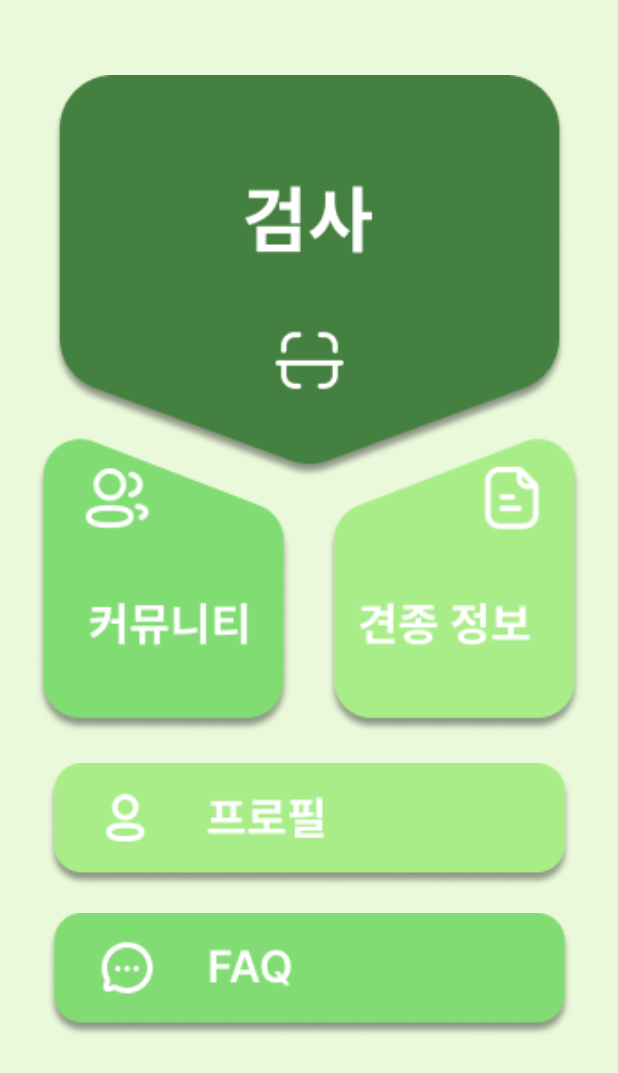
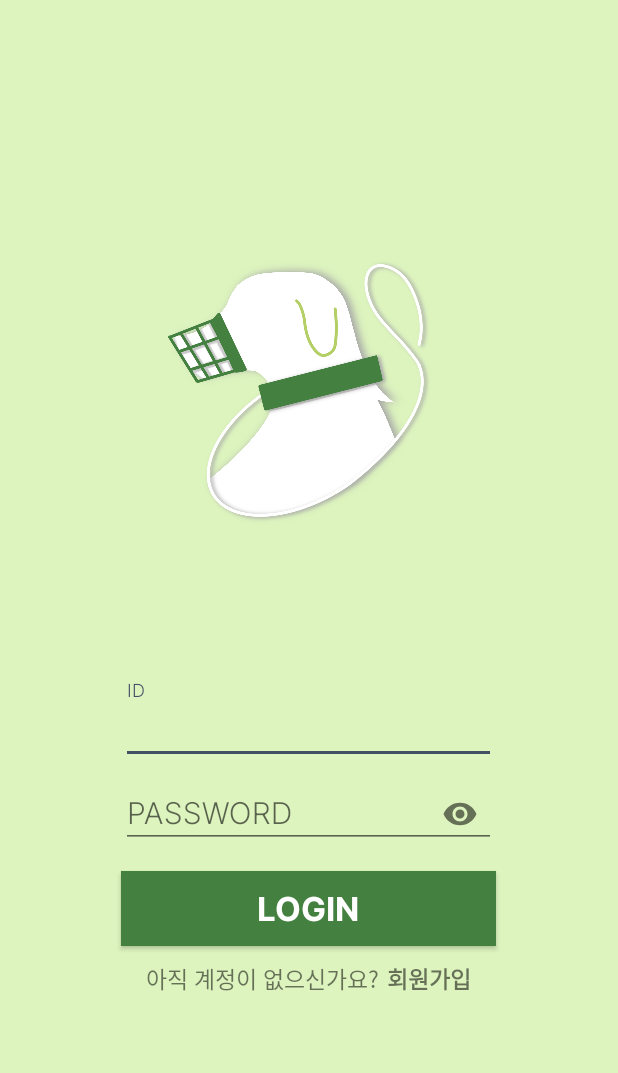
Before and after one commit to MJU-CapstoneDesign1-8team/PET-LEADER_FRONTEND, an Android app: the screen it shows after launch (HomeActivity before the commit, LoginActivity after it), on a phone screen of 412 x 824 dp. Shown: the top 1073 px of the screen. Run offline under Robolectric (Android 15) with nearby library versions, the phone set to English and light mode, and no system bars; our stand-ins replace Firebase (no records; nobody signed in at launch, a user with empty details on screens opened directly).

Commit message:
로그인, 회원가입, firebase

```diff
--- a/app/build.gradle
+++ b/app/build.gradle
@@ -2,6 +2,7 @@ apply plugin: 'com.android.application'
 apply plugin: 'kotlin-android'
 apply plugin: 'kotlin-android-extensions'
 apply plugin: 'de.undercouch.download'
+apply plugin: 'com.google.gms.google-services'
 
 android {
     compileSdkVersion 31
@@ -60,6 +61,11 @@ dependencies {
     implementation "androidx.core:core-ktx:+"
     implementation "org.jetbrains.kotlin:kotlin-stdlib-jdk7:$kotlin_version"
     implementation 'de.hdodenhof:circleimageview:3.1.0' //Circle ImageView
+
+    implementation platform('com.google.firebase:firebase-bom:30.1.0')
+    implementation 'com.google.firebase:firebase-analytics-ktx'
+    implementation 'com.google.firebase:firebase-auth-ktx'
+    implementation 'com.google.firebase:firebase-database-ktx'
 }
 repositories {
     mavenCentral()
--- a/app/src/main/java/org/tensorflow/lite/examples/detect/SplashActivity.kt
+++ b/app/src/main/java/org/tensorflow/lite/examples/detect/SplashActivity.kt
@@ -4,6 +4,7 @@ import android.content.Intent
 import androidx.appcompat.app.AppCompatActivity
 import android.os.Bundle
 import android.os.Handler
+import org.tensorflow.lite.examples.detect.login.LoginActivity
 
 class SplashActivity : AppCompatActivity() {
     override fun onCreate(savedInstanceState: Bundle?) {
@@ -11,7 +12,7 @@ class SplashActivity : AppCompatActivity() {
         setContentView(R.layout.activity_splash)
 
         Handler().postDelayed({
-            val intent = Intent(this, HomeActivity::class.java)
+            val intent = Intent(this, LoginActivity::class.java)
             startActivity(intent)
             finish()
         }, 3000)
--- /dev/null
+++ b/app/src/main/java/org/tensorflow/lite/examples/detect/login/LoginActivity.kt
@@ -0,0 +1,62 @@
+package org.tensorflow.lite.examples.detect.login
+
+import android.content.Intent
+import androidx.appcompat.app.AppCompatActivity
+import android.os.Bundle
+import android.widget.Button
+import android.widget.EditText
+import android.widget.TextView
+import android.widget.Toast
+import com.google.android.material.textfield.TextInputLayout
+import com.google.firebase.auth.FirebaseAuth
+import com.google.firebase.auth.ktx.auth
+import com.google.firebase.ktx.Firebase
+import org.tensorflow.lite.examples.detect.HomeActivity
+import org.tensorflow.lite.examples.detect.R
+
+class LoginActivity : AppCompatActivity() {
+
+    private lateinit var auth: FirebaseAuth
+
+    override fun onCreate(savedInstanceState: Bundle?) {
+
+        auth = Firebase.auth
+
+        super.onCreate(savedInstanceState)
+        setContentView(R.layout.activity_login)
+
+        val loginBtn = findViewById<Button>(R.id.loginBtn)
+        loginBtn.setOnClickListener {
+
+            val email = findViewById<EditText>(R.id.loginEditTextID)
+            val password = findViewById<EditText>(R.id.loginEditTextPassword)
+
+            auth.signInWithEmailAndPassword(email.text.toString(), password.text.toString())
+                .addOnCompleteListener(this) { task ->
+                    if (task.isSuccessful) {
+                        // Sign in success, update UI with the signed-in user's information
+                        val intent = Intent(this, HomeActivity::class.java)
+                        startActivity(intent)
+                        finish()
+                    } else {
+                        // If sign in fails, display a message to the user.
+                        Toast.makeText(baseContext, "아이디 혹은 비밀번호가 일치하지 않습니다.", Toast.LENGTH_SHORT).show()
+
+                    }
+                }
+
+        }
+
+        //회원가입으로 가는 TextView 버튼
+        val GoRegisterBtn = findViewById<TextView>(R.id.loginToJoin)
+        GoRegisterBtn.setOnClickListener {
+            val intent = Intent(this, RegisterActivity::class.java)
+            startActivity(intent)
+        }
+
+        //비밀번호 노출 토글
+        val showPassword = findViewById<TextInputLayout>(R.id.TextInputLayoutPassword)
+        showPassword.setPasswordVisibilityToggleEnabled(true)
+
+    }
+}
--- /dev/null
+++ b/app/src/main/res/layout/activity_login.xml
@@ -0,0 +1,108 @@
+<?xml version="1.0" encoding="utf-8"?>
+<androidx.constraintlayout.widget.ConstraintLayout
+    xmlns:android="http://schemas.android.com/apk/res/android"
+    xmlns:app="http://schemas.android.com/apk/res-auto"
+    xmlns:tools="http://schemas.android.com/tools"
+    android:layout_width="match_parent"
+    android:layout_height="match_parent"
+    android:background="@color/background_green"
+    tools:context=".login.LoginActivity">
+
+
+    <LinearLayout
+        android:layout_width="match_parent"
+        android:layout_height="wrap_content"
+        android:orientation="vertical"
+        app:layout_constraintBottom_toBottomOf="parent"
+        app:layout_constraintTop_toTopOf="parent">
+
+        //로고
+        <ImageView
+            android:id="@+id/loginLogo"
+            android:layout_width="200dp"
+            android:layout_height="200dp"
+            android:src="@drawable/logo"
+            android:layout_gravity="center"
+            android:layout_marginBottom="100dp" />
+
+        //Id입력칸
+        <com.google.android.material.textfield.TextInputLayout
+            android:id="@+id/TextInputLayoutID"
+            android:layout_width="wrap_content"
+            android:layout_height="wrap_content"
+            android:layout_gravity="center">
+
+            <EditText
+                android:id="@+id/loginEditTextID"
+                android:layout_width="250dp"
+                android:layout_height="45dp"
+                android:layout_gravity="center"
+                android:fontFamily="@font/interlight"
+                android:hint="ID"
+                android:textSize="20sp" />
+        </com.google.android.material.textfield.TextInputLayout>
+
+        //Password 입력칸
+        <com.google.android.material.textfield.TextInputLayout
+            android:layout_width="wrap_content"
+            android:layout_height="wrap_content"
+            android:layout_gravity="center"
+            android:id="@+id/TextInputLayoutPassword">
+
+            <EditText
+                android:id="@+id/loginEditTextPassword"
+                android:inputType="textPassword"
+                android:layout_width="250dp"
+                android:layout_height="45dp"
+                android:layout_gravity="center"
+                android:fontFamily="@font/interlight"
+                android:hint="PASSWORD"
+                android:textSize="20sp" />
+        </com.google.android.material.textfield.TextInputLayout>
+
+        //로그인 버튼
+        <Button
+            android:id="@+id/loginBtn"
+            android:layout_width="250dp"
+            android:layout_height="50dp"
+            android:layout_gravity="center"
+            android:layout_marginTop="15dp"
+            android:background="@color/main_green"
+            android:fontFamily="@font/interbold"
+            android:text="Login"
+            android:textColor="@color/white"
+            android:textSize="22dp" />
+
+        //회원가입 유도 문장
+        <LinearLayout
+            android:layout_width="wrap_content"
+            android:layout_gravity="center"
+            android:layout_height="30dp"
+            android:layout_marginTop="10dp"
+            android:orientation="horizontal">
+
+            <TextView
+                android:id="@+id/makeAccountText"
+                android:layout_width="match_parent"
+                android:layout_height="match_parent"
+                android:fontFamily="@font/intermedium"
+                android:text="아직 계정이 없으신가요?"
+                android:layout_marginRight="5dp"
+                android:textAlignment="textEnd"
+                android:textSize="15sp"/>
+
+            <TextView
+                android:id="@+id/loginToJoin"
+                android:layout_width="match_parent"
+                android:layout_height="match_parent"
+                android:fontFamily="@font/interextrabold"
+                android:text="회원가입"
+                android:textAlignment="textStart"
+                android:textSize="15sp" />
+
+        </LinearLayout>
+
+    </LinearLayout>
+
+
+</androidx.constraintlayout.widget.ConstraintLayout>
--- a/app/src/main/res/values/colors.xml
+++ b/app/src/main/res/values/colors.xml
@@ -12,4 +12,8 @@
     <color name="selection_highlight">#aaaaaa</color>
     <color name="selection_focus">#eeaa55</color>
     <color name="item_normal">#eeeeee</color>
+
+    <color name="main_green">#44803F</color>
+    <color name="background_green">#DDF4BE</color>
+
 </resources>
--- a/build.gradle
+++ b/build.gradle
@@ -15,7 +15,7 @@ buildscript {
         classpath 'com.android.tools.build:gradle:7.1.2'
         classpath 'de.undercouch:gradle-download-task:3.4.3'
         classpath "org.jetbrains.kotlin:kotlin-gradle-plugin:$kotlin_version"
-
+        classpath 'com.google.gms:google-services:4.3.10'
         // NOTE: Do not place your application dependencies here; they belong
         // in the individual module build.gradle files
     }
```
Also changed, not shown: app/src/main/AndroidManifest.xml (+8 -4 lines), app/src/main/java/org/tensorflow/lite/examples/detect/login/RegisterActivity.kt (added, +65 -0 lines), app/src/main/res/layout/activity_register.xml (added, +89 -0 lines), 1 other file.
